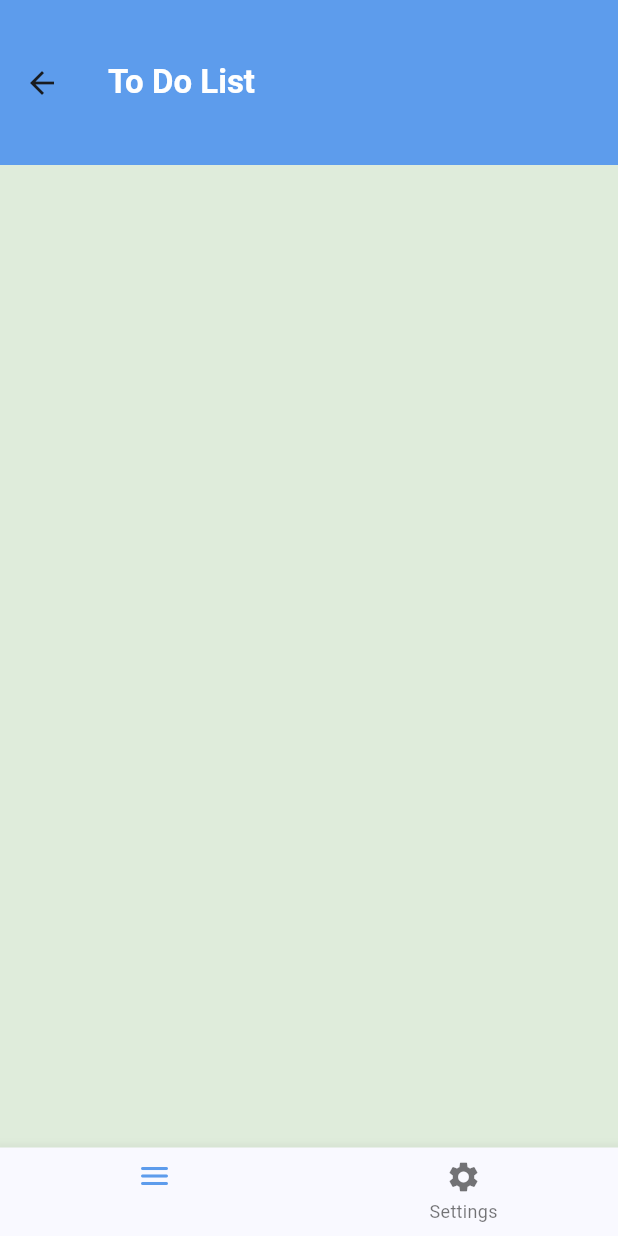
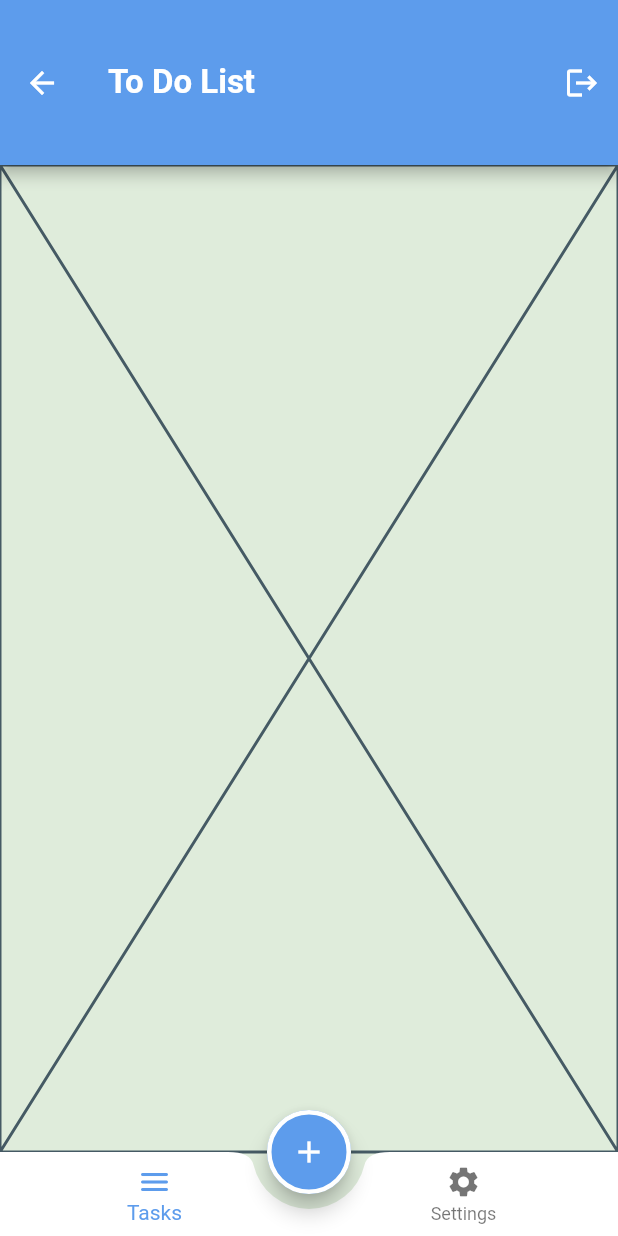
Before and after one commit to ahmedemad1603/ToDo-App, a Flutter app: the HomeScreen screen opened by its route, on a phone screen of 412 x 824 dp. Run offline on Flutter 3.47's test engine with Material 3 defaults, Android fonts, the phone set to English and light mode, and no system bars; our stand-ins replace cloud_firestore, firebase_auth, firebase_core, flutter_animate; accounts and stored records are empty.

Commit message:
+ Finish AutoLogin + Added a sign Out feature + Initialized tasks and settings tab + Adding Provider for the app + Finishing the design of Bottom bar

```diff
--- a/lib/style/application_style/app_style.dart
+++ b/lib/style/application_style/app_style.dart
@@ -13,6 +13,18 @@ class AppStyle
         fontSize: 22,
         color: Colors.white,
         fontWeight: FontWeight.w700
+      ),
+      actionsIconTheme: const IconThemeData(
+        color: Colors.white
+      )
+    ),
+    floatingActionButtonTheme: FloatingActionButtonThemeData(
+      backgroundColor: lightPrimaryColor,
+      shape: const StadiumBorder(
+        side: BorderSide(
+          color: Colors.white,
+          width: 3
+        )
       )
     ),
     colorScheme: ColorScheme.fromSeed(
@@ -22,6 +34,6 @@ class AppStyle
     textTheme: const TextTheme(
       labelSmall: TextStyle(color: Colors.white, fontSize: 15)
     ),
-    useMaterial3: true,
+    useMaterial3: false,
   );
 }
--- a/lib/ui/home_screen/home_screen.dart
+++ b/lib/ui/home_screen/home_screen.dart
@@ -1,30 +1,82 @@
+import 'package:firebase_auth/firebase_auth.dart';
 import 'package:flutter/material.dart';
+import 'package:todo_app/ui/home_screen/tabs/settings_tab.dart';
+import 'package:todo_app/ui/home_screen/tabs/tasks_tab.dart';
+import 'package:todo_app/ui/login_screen/login_screen.dart';
 
-class HomeScreen extends StatelessWidget
+class HomeScreen extends StatefulWidget
 {
   static const String routeName = "HomeScreen";
 
   const HomeScreen({super.key});
 
   @override
+  State<HomeScreen> createState() => _HomeScreenState();
+}
+
+class _HomeScreenState extends State<HomeScreen> {
+  List<Widget> tabs = [
+    const TasksTab(),
+    const SettingsTab()
+  ];
+
+  int currentIndex = 0;
+
+  @override
   Widget build(BuildContext context)
   {
     return Scaffold(
       appBar: AppBar(
-        title: Text("To Do List")
+        title: const Text("To Do List"),
+        actions: [
+          IconButton(onPressed: () {
+            FirebaseAuth.instance.signOut();
+            Navigator.pushNamedAndRemoveUntil(context, LoginScreen.routeName, (route) => false);
+          },
+          icon: const Icon(Icons.logout))
+        ],
       ),
-      bottomNavigationBar: BottomNavigationBar(
+      floatingActionButtonLocation: FloatingActionButtonLocation.centerDocked,
+      floatingActionButton: FloatingActionButton(
+        onPressed: () {
+
+        },
+        child: IconButton(
+          onPressed: () {
+
+          },
+          icon: const Icon(Icons.add, color: Colors.white),
+        ),
+      ),
+      bottomNavigationBar: BottomAppBar(
+        notchMargin: 10,
+        shape: const CircularNotchedRectangle(),
+        color: Colors.white,
+        elevation: 0,
+        child: BottomNavigationBar(
+          backgroundColor: Colors.transparent,
+          elevation: 0,
+          currentIndex: currentIndex,
+          onTap: (newIndex) {
+            setState(() {
+              currentIndex = newIndex;
+            });
+          },
           items: const [
             BottomNavigationBarItem(
+                backgroundColor: Colors.transparent,
                 icon: Icon(Icons.menu_rounded),
-              label: ""
+                label: "Tasks",
             ),
             BottomNavigationBarItem(
+                backgroundColor: Colors.transparent,
                 icon: Icon(Icons.settings),
                 label: "Settings"
             )
           ]
         ),
+      ),
+      body: tabs[currentIndex],
     );
   }
 }
--- /dev/null
+++ b/lib/ui/home_screen/tabs/tasks_tab.dart
@@ -0,0 +1,12 @@
+import 'package:flutter/material.dart';
+
+class TasksTab extends StatelessWidget
+{
+  const TasksTab({super.key});
+
+  @override
+  Widget build(BuildContext context)
+  {
+    return const Placeholder();
+  }
+}
--- a/lib/ui/login_screen/login_screen.dart
+++ b/lib/ui/login_screen/login_screen.dart
@@ -1,5 +1,7 @@
 import 'package:firebase_auth/firebase_auth.dart';
 import 'package:flutter/material.dart';
+import 'package:provider/provider.dart';
+import 'package:todo_app/auth_provider.dart';
 import 'package:todo_app/firebase/firestore_helper.dart';
 import 'package:todo_app/style/dialogue_utils/dialogue_utils.dart';
 import 'package:todo_app/ui/home_screen/home_screen.dart';
@@ -40,6 +42,7 @@ class _LoginScreenState extends State<LoginScreen> {
         resizeToAvoidBottomInset: false,
         backgroundColor: Colors.transparent,
         appBar: AppBar(
+          elevation: 0,
           backgroundColor: Colors.transparent,
           title: const Text("Login"),
           titleTextStyle: const TextStyle(
@@ -124,6 +127,7 @@ class _LoginScreenState extends State<LoginScreen> {
 
   login() async
   {
+    AuthUserProvider provider = Provider.of<AuthUserProvider>(context, listen: false);
     if(formKey.currentState?.validate()??false)
     {
       try
@@ -135,6 +139,8 @@ class _LoginScreenState extends State<LoginScreen> {
         );
 
         MyUser.User? user = await FirestoreHelper.getUser(credential.user!.uid);
+
+        provider.setUser(credential.user!, user!);
 
         Navigator.pop(context);
         Navigator.pushReplacementNamed(context, HomeScreen.routeName);
--- a/pubspec.yaml
+++ b/pubspec.yaml
@@ -39,6 +39,8 @@ dependencies:
   firebase_auth: ^4.16.0
   google_fonts: ^6.2.0
   cloud_firestore: ^4.14.0
+  flutter_animate: ^4.5.0
+  provider: ^6.1.2
 
 dev_dependencies:
   flutter_test:
```
Also changed, not shown: lib/auth_provider.dart (added, +23 -0 lines), lib/main.dart (+10 -3 lines), lib/ui/home_screen/tabs/settings_tab.dart (added, +12 -0 lines), lib/ui/register_screen/register_screen.dart (+15 -1 lines), lib/ui/splash_screen/splash_screen.dart (added, +39 -0 lines), assets/images/logo.png (added), pubspec.lock. Lines whose indentation alone changed are shown as unchanged.
